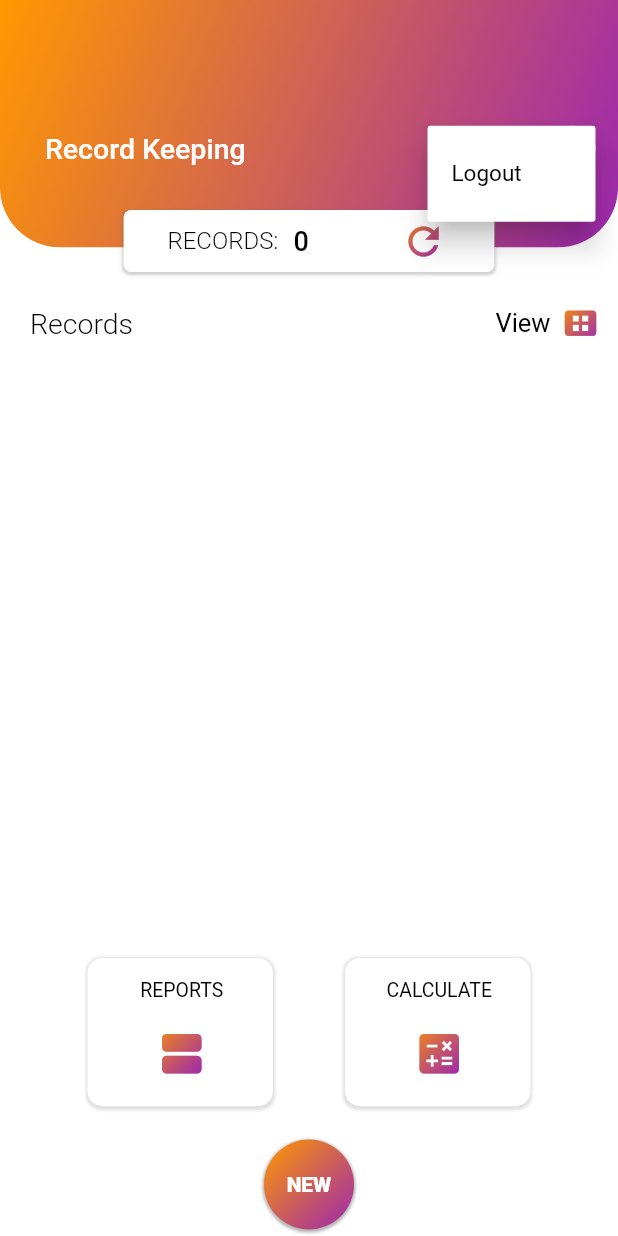
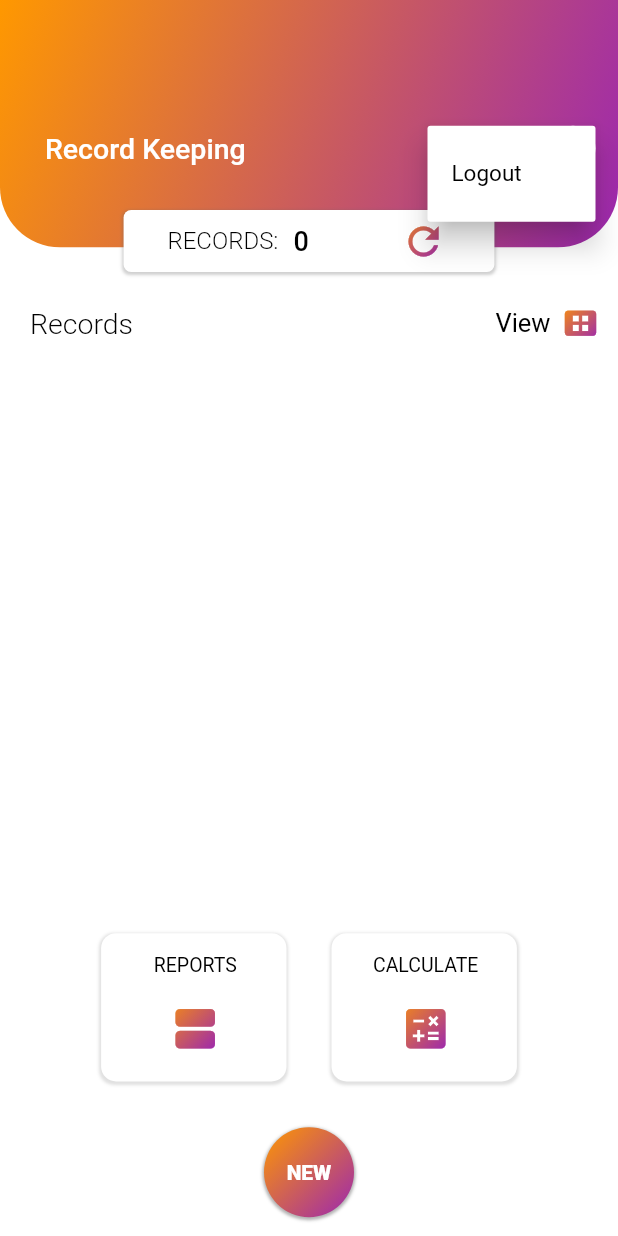
Before and after one commit to Trihz/recordkeeping, a Flutter app: the screen it shows once a user with an empty profile is signed in, after a tap on the "person" icon, on a phone screen of 412 x 824 dp. Run offline on Flutter 3.47's test engine with Material 2 defaults, Android fonts, the phone set to English and light mode, and no system bars; our stand-ins replace animated_text_kit, calendar_date_picker2, firebase_auth, firebase_core, firebase_database, hive and 2 more; missing offline and left inert: flutter_simple_calculator; accounts and stored records are empty; network calls fail.

Commit message:
Bug fixes

```diff
--- a/lib/AuthenticationFirebase/auth_login.dart
+++ b/lib/AuthenticationFirebase/auth_login.dart
@@ -23,6 +23,9 @@ class _LoginPageState extends State<LoginPage> {
     ],
   );
 
+  // Add this boolean variable to your State class
+  bool isLoading = false;
+
   String? errorMessage = '';
   bool isLogin = true;
 
@@ -31,28 +34,40 @@ class _LoginPageState extends State<LoginPage> {
 
   /// SIGN IN
   Future<void> signInWithEmailAndPassword() async {
+    print("Auth class (SignIn) *********");
+    saveGmail(controllerEmail.text);
+    checkReferenceDate();
+
+    setState(() {
+      isLoading = true; // Show the circular progress indicator
+    });
+
     try {
       await Auth().signInWithEmailAndPassword(
         email: controllerEmail.text,
         password: controllerPassword.text,
       );
-      saveGmail(controllerEmail.text);
-      checkReferenceDate();
     } on FirebaseAuthException catch (e) {
       setState(() {
         errorMessage = e.message;
         showSnackBar(errorMessage!);
+        isLoading = false; // Hide the circular progress indicator on error
       });
     }
+
+    setState(() {
+      isLoading = false; // Hide the circular progress indicator on success
+    });
   }
 
   /// CREATE USER
   Future<void> creatUserWithEmailAndPassword() async {
+    print("Auth class (Sign Up) *********");
+    saveGmail(controllerEmail.text);
+    checkReferenceDate();
     try {
       await Auth().createUserWithEmailAndPassowrd(
           email: controllerEmail.text, password: controllerPassword.text);
-      saveGmail(controllerEmail.text);
-      checkReferenceDate();
     } on FirebaseAuthException catch (e) {
       setState(() {
         errorMessage = e.message;
@@ -178,13 +193,25 @@ class _LoginPageState extends State<LoginPage> {
   /// the reference date should be set only once
   /// thus the app has to check wether the date has been set each time during login or setup to avoid setting up the reference date again
   /// getCurrentDate() function is called within this function
-  void checkReferenceDate() {
-    var localDatabase1 = Hive.box('Date3');
-    var localDatabase2 = Hive.box('Date6');
-    var localDatabase3 = Hive.box('Date12');
-    String referenceDate1 = localDatabase1.get('date');
-    String referenceDate2 = localDatabase2.get('date');
-    String referenceDate3 = localDatabase3.get('date');
+  void checkReferenceDate() async {
+    var localDatabase = Hive.box('Date');
+    bool containsKey1 = localDatabase.containsKey('date3');
+    bool containsKey2 = localDatabase.containsKey('date6');
+    bool containsKey3 = localDatabase.containsKey('date12');
+    print(containsKey1);
+    print(containsKey2);
+    print(containsKey3);
+    if (!containsKey1 && !containsKey2 && !containsKey3) {
+      localDatabase.put('date3', "");
+      localDatabase.put('date6', "");
+      localDatabase.put('date12', "");
+    }
+    String referenceDate1 = await localDatabase.get('date3');
+    String referenceDate2 = await localDatabase.get('date6');
+    String referenceDate3 = await localDatabase.get('date12');
+    print("***$referenceDate1");
+    print("***$referenceDate2");
+    print("***$referenceDate3");
     if (referenceDate1.isEmpty ||
         referenceDate2.isEmpty ||
         referenceDate3.isEmpty) {
@@ -197,20 +224,20 @@ class _LoginPageState extends State<LoginPage> {
 
   /// save current date to the database
   void saveReferenceDate_3(String referenceDate) {
-    var localDatabase = Hive.box('Date3');
-    localDatabase.put('date', referenceDate);
+    var localDatabase = Hive.box('Date');
+    localDatabase.put('date3', referenceDate);
   }
 
   /// save current date to the database
   void saveReferenceDate_6(String referenceDate) {
-    var localDatabase = Hive.box('Date6');
-    localDatabase.put('date', referenceDate);
+    var localDatabase = Hive.box('Date');
+    localDatabase.put('date6', referenceDate);
   }
 
   /// save current date to the database
   void saveReferenceDate_12(String referenceDate) {
-    var localDatabase = Hive.box('Date12');
-    localDatabase.put('date', referenceDate);
+    var localDatabase = Hive.box('Date');
+    localDatabase.put('date12', referenceDate);
   }
 
   @override
@@ -218,7 +245,44 @@ class _LoginPageState extends State<LoginPage> {
     return Scaffold(
       backgroundColor: Colors.white,
       body: Center(
+        child: Center(
+          child: isLoading
+              ? Container(
+                  height: 100,
+                  width: 100,
+                  decoration: const BoxDecoration(
+                      color: Colors.transparent,
+                      borderRadius: BorderRadius.all(Radius.circular(5))),
+                  child: Center(
+                    child: Stack(
+                      children: [
+                        Center(
                           child: Container(
+                              height: MediaQuery.of(context).size.height * 0.1,
+                              width: MediaQuery.of(context).size.width * 0.2,
+                              decoration: const BoxDecoration(
+                                  color: Colors.transparent,
+                                  borderRadius:
+                                      BorderRadius.all(Radius.circular(5))),
+                              child: const CircularProgressIndicator(
+                                backgroundColor: Colors.orange,
+                                color: Colors.black,
+                              )),
+                        ),
+                        const Center(
+                            child: Positioned(
+                                child: Text(
+                          "LOGGING",
+                          style: TextStyle(
+                              color: Colors.black,
+                              fontWeight: FontWeight.w600,
+                              fontSize: 11),
+                        )))
+                      ],
+                    ),
+                  ),
+                )
+              : Container(
                   height: MediaQuery.of(context).size.height * 0.35,
                   width: MediaQuery.of(context).size.width * 0.8,
                   padding: const EdgeInsets.only(left: 10, right: 10, top: 5),
@@ -236,6 +300,7 @@ class _LoginPageState extends State<LoginPage> {
                   ),
                 ),
         ),
+      ),
     );
   }
 }
--- a/lib/homepage/homepage.dart
+++ b/lib/homepage/homepage.dart
@@ -254,7 +254,7 @@ class _HomePageState extends State<HomePage> {
   /// widget to display the records of the user
   Widget records() {
     return Container(
-      height: MediaQuery.of(context).size.height * 0.53,
+      height: MediaQuery.of(context).size.height * 0.51,
       width: MediaQuery.of(context).size.width * 1,
       decoration: const BoxDecoration(color: Colors.transparent),
       child: Column(
@@ -302,7 +302,7 @@ class _HomePageState extends State<HomePage> {
             ),
           ),
           Container(
-            height: MediaQuery.of(context).size.height * 0.49,
+            height: MediaQuery.of(context).size.height * 0.47,
             width: MediaQuery.of(context).size.width * 1,
             decoration: const BoxDecoration(color: Colors.transparent),
             child: ListView.builder(
@@ -396,7 +396,7 @@ class _HomePageState extends State<HomePage> {
         color: Colors.transparent,
       ),
       child: Row(
-        mainAxisAlignment: MainAxisAlignment.spaceEvenly,
+        mainAxisAlignment: MainAxisAlignment.center,
         children: [
           GestureDetector(
             onTap: () {
@@ -438,6 +438,7 @@ class _HomePageState extends State<HomePage> {
               ),
             ),
           ),
+          const SizedBox(width: 30),
           GestureDetector(
             onTap: () {
               Navigator.push(
@@ -493,7 +494,7 @@ class _HomePageState extends State<HomePage> {
                     ))));
       },
       child: Container(
-        height: MediaQuery.of(context).size.height * 0.08,
+        height: MediaQuery.of(context).size.height * 0.1,
         width: MediaQuery.of(context).size.width * 1,
         decoration: const BoxDecoration(
           color: Colors.transparent,
@@ -894,29 +895,32 @@ class _HomePageState extends State<HomePage> {
 
   /// fetch reference date
   void fetchReferenceDate_3() {
-    var localDatabase = Hive.box('Date3');
+    print("**************************");
+    var localDatabase = Hive.box('Date');
+    print("Reference date: ${localDatabase.get('date3')}");
     setState(() {
-      referenceDate_3 = localDatabase.get('date');
+      referenceDate_3 = localDatabase.get('date3');
     });
-    print("Reference date: ${localDatabase.get('date')}");
+    print("Reference date: ${localDatabase.get('date3')}");
+    print("**************************");
   }
 
   /// fetch reference date
   void fetchReferenceDate_6() {
-    var localDatabase = Hive.box('Date6');
+    var localDatabase = Hive.box('Date');
     setState(() {
-      referenceDate_6 = localDatabase.get('date');
+      referenceDate_6 = localDatabase.get('date6');
     });
-    print("Reference date: ${localDatabase.get('date')}");
+    print("Reference date: ${localDatabase.get('date6')}");
   }
 
   /// fetch reference date
   void fetchReferenceDate_12() {
-    var localDatabase = Hive.box('Date12');
+    var localDatabase = Hive.box('Date');
     setState(() {
-      referenceDate_12 = localDatabase.get('date');
+      referenceDate_12 = localDatabase.get('date12');
     });
-    print("Reference date: ${localDatabase.get('date')}");
+    print("Reference date: ${localDatabase.get('date12')}");
   }
 
   /// fetch today date
--- a/lib/main.dart
+++ b/lib/main.dart
@@ -12,9 +12,7 @@ Future<void> main() async {
   /// Initialize Hive
   await Hive.initFlutter();
   await Hive.openBox('Gmail');
-  await Hive.openBox('Date3');
-  await Hive.openBox('Date6');
-  await Hive.openBox('Date12');
+  await Hive.openBox('Date');
   //await Auth().signOut();
   runApp(const MyApp());
 }
```
Also changed, not shown: flutter_01.png (added). Lines whose indentation alone changed are shown as unchanged.
